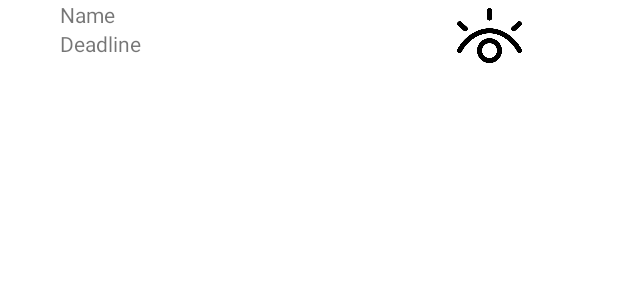
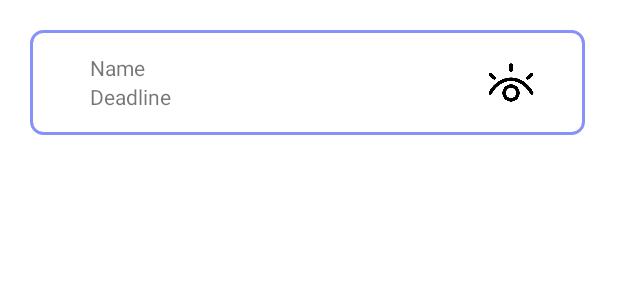
Before and after one commit to eupafe/socialGiftPrpr, an Android app: the layout activity_list.xml on its own in the app's theme, with its tools: preview values and no code run, on a phone screen of 412 x 824 dp. Shown: the top 300 px of the screen. Run offline under Robolectric (Android 15) with nearby library versions, the light colour scheme and no system bars.

Commit message:
Visual modifications

```diff
--- /dev/null
+++ b/app/src/main/res/drawable/list_border.xml
@@ -0,0 +1,8 @@
+<?xml version="1.0" encoding="utf-8"?>
+<shape xmlns:android="http://schemas.android.com/apk/res/android">
+    <solid android:color="@android:color/transparent" />
+    <stroke
+        android:width="2dp"
+        android:color="@color/lavender" /> <!-- Aquí puedes ajustar el color violeta a tu gusto -->
+    <corners android:radius="8dp" /> <!-- Puedes ajustar el radio de las esquinas a tu gusto -->
+</shape>
--- a/app/src/main/res/layout/activity_list.xml
+++ b/app/src/main/res/layout/activity_list.xml
@@ -2,26 +2,30 @@
 <androidx.constraintlayout.widget.ConstraintLayout xmlns:android="http://schemas.android.com/apk/res/android"
     xmlns:app="http://schemas.android.com/apk/res-auto"
     xmlns:tools="http://schemas.android.com/tools"
-    android:layout_width="wrap_content"
+    android:layout_marginLeft="20dp"
+    android:layout_marginTop="20dp"
+    android:layout_width="370dp"
     android:layout_height="wrap_content"
+    android:background="@drawable/list_border"
     android:paddingLeft="40dp"
     tools:context=".Lists.ListActivity">
 
     <RelativeLayout
         android:layout_width="350dp"
-        android:layout_height="47dp"
+        android:layout_height="70dp"
         tools:layout_editor_absoluteX="2dp"
         tools:layout_editor_absoluteY="1dp">
 
         <TextView
             android:id="@+id/nameText"
-            android:layout_width="150dp"
+            android:layout_width="250dp"
             android:layout_height="wrap_content"
+            android:layout_marginTop="15dp"
             android:text="@string/name_list" />
 
         <TextView
             android:id="@+id/deadlineText"
-            android:layout_width="150dp"
+            android:layout_width="250dp"
             android:layout_height="wrap_content"
             android:layout_below="@id/nameText"
             android:layout_marginTop="0dp"
@@ -30,13 +34,14 @@
 
         <ImageButton
             android:id="@+id/seeButton"
-            android:layout_width="43dp"
-            android:layout_height="match_parent"
+            android:layout_width="40dp"
+            android:layout_height="30dp"
             android:layout_alignParentEnd="true"
-            android:layout_marginEnd="42dp"
+            android:layout_marginEnd="49dp"
+            android:layout_marginTop="20dp"
+            android:background="@android:color/transparent"
             android:scaleType="fitCenter"
-            app:srcCompat="@drawable/eye"
-            android:background="@android:color/transparent"/>
+            app:srcCompat="@drawable/eye" />
 
     </RelativeLayout>
 </androidx.constraintlayout.widget.ConstraintLayout>
--- a/app/src/main/res/layout/fragment_friend_list.xml
+++ b/app/src/main/res/layout/fragment_friend_list.xml
@@ -9,9 +9,10 @@
         android:id="@+id/listTitle"
         android:layout_width="wrap_content"
         android:layout_height="wrap_content"
-        android:layout_marginStart="130dp"
+        android:layout_marginStart="160dp"
         android:layout_marginTop="30dp"
-        android:text="@string/list_view_title"
+        android:gravity="center"
+        android:text="@string/list_friend_title"
         android:textSize="30dp"
         />
 
--- a/app/src/main/res/layout/fragment_list.xml
+++ b/app/src/main/res/layout/fragment_list.xml
@@ -17,7 +17,7 @@
     <androidx.recyclerview.widget.RecyclerView
         android:id="@+id/lists"
         android:layout_width="408dp"
-        android:layout_height="533dp"
+        android:layout_height="640dp"
         android:layout_marginTop="85dp"/>
 
     <ImageButton
--- a/app/src/main/res/layout/fragment_share.xml
+++ b/app/src/main/res/layout/fragment_share.xml
@@ -34,7 +34,7 @@
     <androidx.recyclerview.widget.RecyclerView
         android:id="@+id/users"
         android:layout_width="408dp"
-        android:layout_height="533dp"
-        android:layout_marginTop="100dp" />
+        android:layout_height="600dp"
+        android:layout_marginTop="80dp" />
 
 </FrameLayout>
--- a/app/src/main/res/values/strings.xml
+++ b/app/src/main/res/values/strings.xml
@@ -1,6 +1,7 @@
 <resources>
     <string name="app_name">socialGiftPrpr</string>
     <string name="list_view_title">MY LISTS</string>
+    <string name="list_friend_title">LISTS</string>
     <string name="name_list">Name</string>
     <string name="description_list">Description</string>
     <string name="deadline_list">Deadline</string>
@@ -20,6 +21,7 @@
     <string name="name_gift">Name</string>
     <string name="link_gift">Link</string>
     <string name="gift_view_title">MY GIFTS</string>
+    <string name="gift_friend_title">GIFTS</string>
     <string name="friend_name">Name</string>
     <string name="spinner_title">Sort by</string>
     <!-- TODO: Remove or change this placeholder text -->
```
Also changed, not shown: app/src/main/res/layout/activity_friend.xml (+12 -7 lines), app/src/main/res/layout/activity_gift.xml (+13 -10 lines), app/src/main/res/layout/fragment_friend_gift.xml (+18 -10 lines), app/src/main/res/layout/fragment_gifts.xml (+15 -8 lines).
